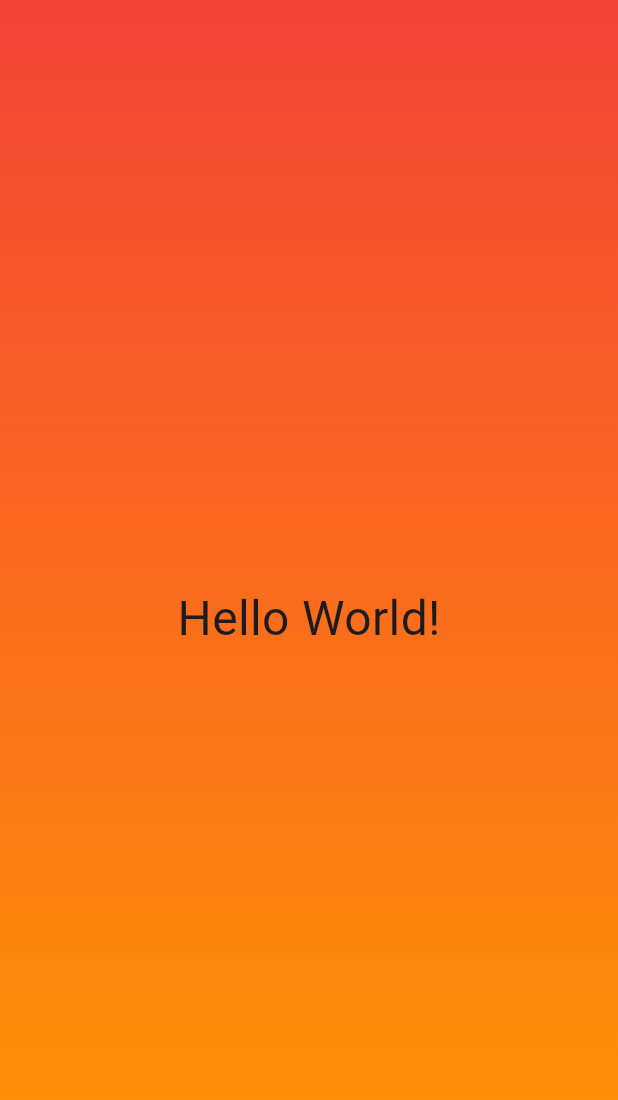
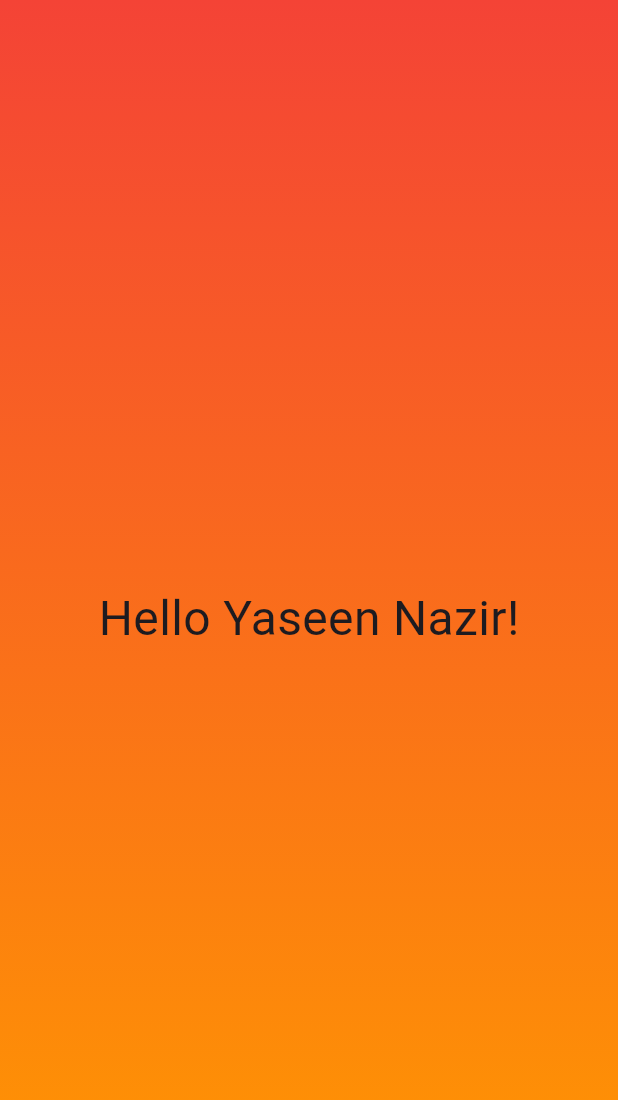
Before and after one commit to httpsyaseen/Fluttter-Practise, a Flutter app: the screen it shows after launch, on a phone screen of 412 x 824 dp. Shown: the top 1100 px of the screen. Run offline on Flutter 3.47's test engine with Material 3 defaults, Android fonts, the phone set to English and light mode, and no system bars.

Commit message:
make module

```diff
--- /dev/null
+++ b/lib/background_gradient.dart
@@ -0,0 +1,25 @@
+import 'package:flutter/material.dart';
+
+class BackgroundGradient extends StatelessWidget {
+  const BackgroundGradient({super.key});
+
+  @override
+  Widget build(context) {
+    return Container(
+      decoration: const BoxDecoration(
+        gradient: LinearGradient(
+          begin: Alignment.topLeft,
+          end: Alignment.bottomLeft,
+          colors: [Colors.red, Colors.orange],
+        ),
+      ),
+      child: const Center(
+        child: Text(
+          'Hello Yaseen Nazir!',
+          style: TextStyle(fontSize: 32),
+          selectionColor: Colors.black,
+        ),
+      ),
+    );
+  }
+}
```
Also changed, not shown: lib/main.dart (+3 -17 lines).
